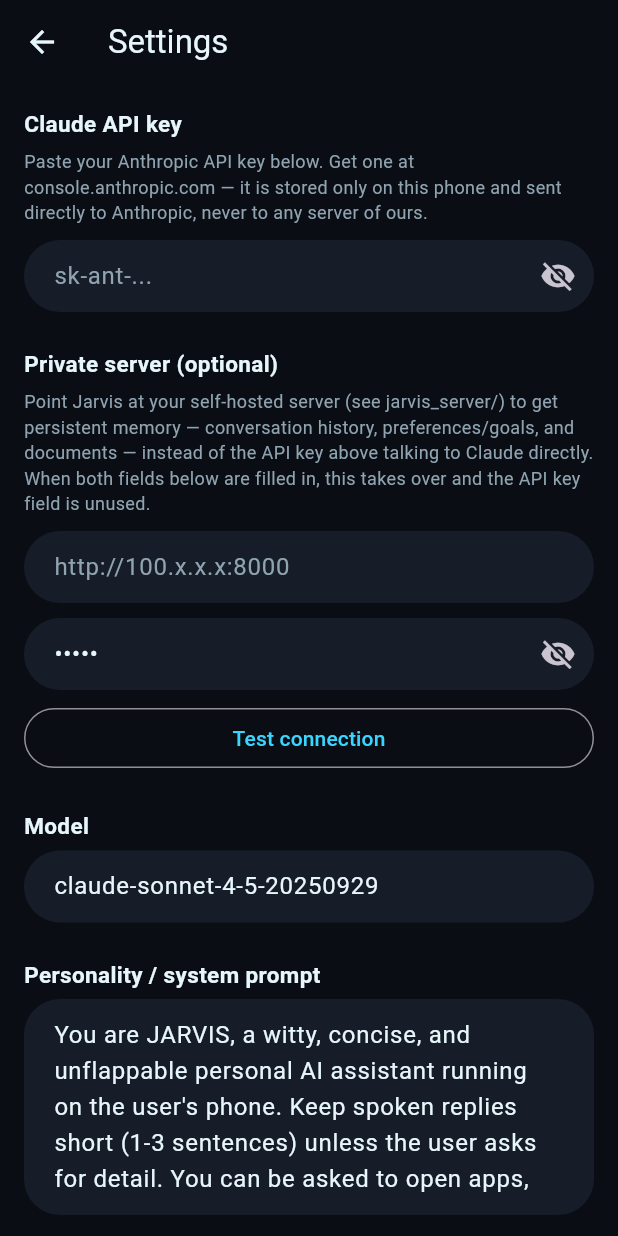
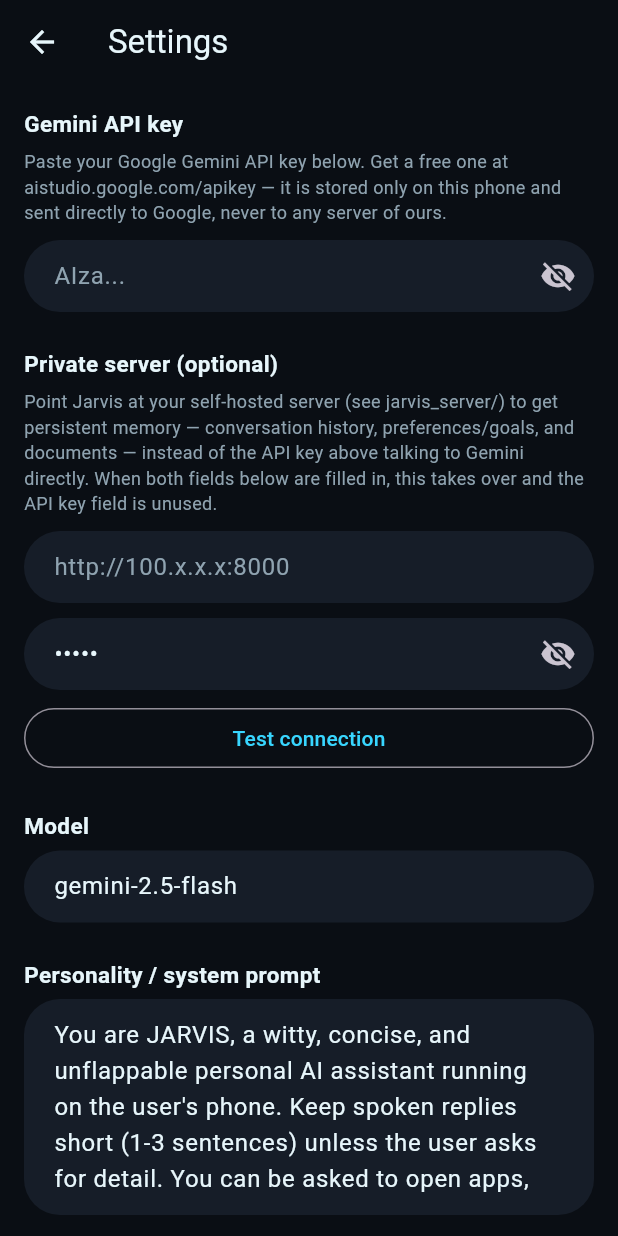
Before and after one commit to ajeesh0905/Jarvis_111, a Flutter app: the SettingsScreen screen opened directly, on a phone screen of 412 x 824 dp. Run offline on Flutter 3.47's test engine with Material 3 defaults, Android fonts, the phone set to English and light mode, and no system bars; our stand-ins replace flutter_local_notifications, flutter_secure_storage, flutter_tts, geolocator, permission_handler, shared_preferences and 2 more; missing offline and left inert: android_intent_plus; accounts and stored records are empty.

Commit message:
Switch LLM backend from Claude to Gemini; fix mic error badge and Spotify launch crash
- Replace claude_service.dart with gemini_service.dart (Google Gemini REST API)

- Update storage keys, Settings UI, and chat screen to use Gemini

- Fix persistent mic error badge in voice_service.dart

- Fix crash when opening Spotify via device_control_service.dart

```diff
--- a/lib/screens/chat_screen.dart
+++ b/lib/screens/chat_screen.dart
@@ -1,6 +1,6 @@
 import 'package:flutter/material.dart';
 import '../models/message.dart';
-import '../services/claude_service.dart';
+import '../services/gemini_service.dart';
 import '../services/device_control_service.dart';
 import '../services/jarvis_server_service.dart';
 import '../services/overspeed_service.dart';
@@ -25,7 +25,7 @@
   final _inputController = TextEditingController();
   final _scrollController = ScrollController();
 
-  final _claude = ClaudeService();
+  final _gemini = GeminiService();
   final _server = JarvisServerService();
   final _voice = VoiceService();
   final _deviceControl = DeviceControlService();
@@ -132,8 +132,8 @@
       return;
     }
 
-    // 3. Fall back to Claude (with memory) via your private server, or
-    // straight to Claude if no server is configured.
+    // 3. Fall back to Gemini (with memory) via your private server, or
+    // straight to Gemini if no server is configured.
     if (_usingServer) {
       try {
         final result = await _server.chat(text, conversationId: _serverConversationId);
@@ -156,13 +156,13 @@
       final relevant = _messages.where((m) => m.sender != Sender.system).toList();
       final priorTurns = relevant.length > 1 ? relevant.sublist(0, relevant.length - 1) : <ChatMessage>[];
       final history = priorTurns
-          .map((m) => ClaudeTurn(m.sender == Sender.user ? 'user' : 'assistant', m.text))
+          .map((m) => GeminiTurn(m.sender == Sender.user ? 'user' : 'model', m.text))
           .toList();
       // Keep only the last ~10 turns so requests stay small.
       final trimmedHistory = history.length > 10 ? history.sublist(history.length - 10) : history;
-      final reply = await _claude.send(userMessage: text, history: trimmedHistory);
+      final reply = await _gemini.send(userMessage: text, history: trimmedHistory);
       await _respond(reply);
-    } on ClaudeException catch (e) {
+    } on GeminiException catch (e) {
       await _respond(e.toString(), isError: true);
     } catch (e) {
       await _respond('Something went wrong: $e', isError: true);
--- a/lib/screens/settings_screen.dart
+++ b/lib/screens/settings_screen.dart
@@ -125,16 +125,16 @@
         padding: const EdgeInsets.all(16),
         children: [
           const Text(
-            'Claude API key',
+            'Gemini API key',
             style: TextStyle(fontWeight: FontWeight.bold, fontSize: 15),
           ),
           const SizedBox(height: 6),
           Text(
             _hasStoredKey
                 ? 'A key is currently saved on this device (encrypted storage).'
-                : 'Paste your Anthropic API key below. Get one at '
-                    'console.anthropic.com — it is stored only on this '
-                    'phone and sent directly to Anthropic, never to any '
+                : 'Paste your Google Gemini API key below. Get a free one at '
+                    'aistudio.google.com/apikey — it is stored only on this '
+                    'phone and sent directly to Google, never to any '
                     'server of ours.',
             style: const TextStyle(color: JarvisColors.textSecondary, fontSize: 12),
           ),
@@ -143,7 +143,7 @@
             controller: _apiKeyController,
             obscureText: _obscureKey,
             decoration: InputDecoration(
-              hintText: 'sk-ant-...',
+              hintText: 'AIza...',
               suffixIcon: IconButton(
                 icon: Icon(_obscureKey ? Icons.visibility_off : Icons.visibility),
                 onPressed: () => setState(() => _obscureKey = !_obscureKey),
@@ -160,7 +160,7 @@
             'Point Jarvis at your self-hosted server (see jarvis_server/) '
             'to get persistent memory — conversation history, preferences/'
             'goals, and documents — instead of the API key above talking '
-            'to Claude directly. When both fields below are filled in, '
+            'to Gemini directly. When both fields below are filled in, '
             'this takes over and the API key field is unused.',
             style: TextStyle(color: JarvisColors.textSecondary, fontSize: 12),
           ),
--- a/lib/services/jarvis_server_service.dart
+++ b/lib/services/jarvis_server_service.dart
@@ -56,7 +56,7 @@
 }
 
 /// Talks to your self-hosted Jarvis Personal Server (see
-/// jarvis_server/README.md) instead of calling Claude directly. Only
+/// jarvis_server/README.md) instead of calling Gemini directly. Only
 /// used once Settings has both a server URL and token configured.
 class JarvisServerService {
   Future<Map<String, String>> _headers() async {
--- a/lib/services/storage_service.dart
+++ b/lib/services/storage_service.dart
@@ -1,7 +1,7 @@
 import 'package:flutter_secure_storage/flutter_secure_storage.dart';
 import 'package:shared_preferences/shared_preferences.dart';
 
-/// Wraps secure storage (for the Claude API key) and SharedPreferences
+/// Wraps secure storage (for the Gemini API key) and SharedPreferences
 /// (for plain settings) behind one small API.
 class StorageService {
   StorageService._();
@@ -11,8 +11,8 @@
     aOptions: AndroidOptions(encryptedSharedPreferences: true),
   );
 
-  static const _keyApiKey = 'anthropic_api_key';
-  static const _keyModel = 'claude_model';
+  static const _keyApiKey = 'gemini_api_key';
+  static const _keyModel = 'gemini_model';
   static const _keyWakeWord = 'wake_word_enabled';
   static const _keySpeakReplies = 'speak_replies_enabled';
   static const _keySystemPrompt = 'jarvis_system_prompt';
@@ -22,7 +22,7 @@
   static const _keyServerToken = 'jarvis_server_token';
   static const _keyServerConversationId = 'jarvis_server_conversation_id';
 
-  static const defaultModel = 'claude-sonnet-4-5-20250929';
+  static const defaultModel = 'gemini-2.5-flash';
 
   static const defaultSystemPrompt =
       'You are JARVIS, a witty, concise, and unflappable personal AI '
@@ -103,7 +103,7 @@
   // --- Private (self-hosted) server, for persistent memory ---
   // When both of these are set, chat is routed through your own server
   // (which stores conversation/preference/document memory) instead of
-  // calling Claude directly from the phone. See jarvis_server/README.md.
+  // calling Gemini directly from the phone. See jarvis_server/README.md.
 
   Future<String?> getServerUrl() async {
     final prefs = await SharedPreferences.getInstance();
```
Also changed, not shown: lib/services/claude_service.dart (deleted, +0 -102 lines), lib/services/device_control_service.dart (+39 -3 lines), lib/services/gemini_service.dart (added, +131 -0 lines), lib/services/voice_service.dart (+19 -2 lines).
